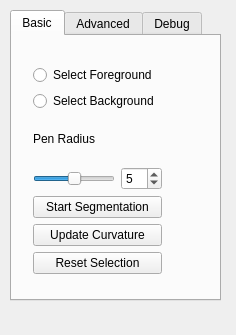
Before: the Qt Designer form src/meshlabplugins/editsegment/meshcutdialog.ui in cnr-isti-vclab/meshlab, drawn with Qt 5.
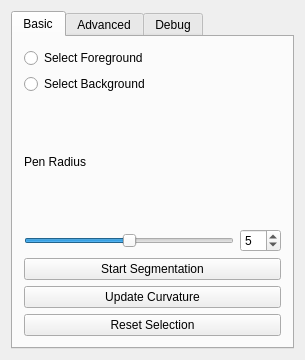
After: the same form once the commit is applied. Custom widgets are drawn as their Qt base class.

Commit message: Corrected dialog resizing issue.

What changed in the file:
```diff
--- a/src/meshlabplugins/editsegment/meshcutdialog.ui
+++ b/src/meshlabplugins/editsegment/meshcutdialog.ui
@@ -5,55 +5,26 @@
    <rect>
     <x>0</x>
     <y>0</y>
-    <width>236</width>
-    <height>335</height>
+    <width>305</width>
+    <height>360</height>
    </rect>
   </property>
   <property name="windowTitle" >
    <string>Mesh Segmentation</string>
   </property>
+  <layout class="QVBoxLayout" name="verticalLayout_2" >
+   <item>
   <widget class="QTabWidget" name="tabWidget" >
-   <property name="geometry" >
-    <rect>
-     <x>10</x>
-     <y>10</y>
-     <width>211</width>
-     <height>291</height>
-    </rect>
-   </property>
    <property name="currentIndex" >
     <number>0</number>
    </property>
    <widget class="QWidget" name="tab" >
-    <property name="geometry" >
-     <rect>
-      <x>0</x>
-      <y>0</y>
-      <width>207</width>
-      <height>263</height>
-     </rect>
-    </property>
     <attribute name="title" >
      <string>Basic</string>
     </attribute>
-    <widget class="QWidget" name="layoutWidget" >
-     <property name="geometry" >
-      <rect>
-       <x>10</x>
-       <y>18</y>
-       <width>151</width>
-       <height>231</height>
-      </rect>
-     </property>
-     <layout class="QVBoxLayout" >
+      <layout class="QVBoxLayout" name="verticalLayout" >
       <item>
        <layout class="QVBoxLayout" >
-        <property name="spacing" >
-         <number>6</number>
-        </property>
-        <property name="margin" >
-         <number>0</number>
-        </property>
         <item>
          <widget class="QRadioButton" name="foreRadioButton" >
           <property name="text" >
@@ -71,8 +42,6 @@
        </layout>
       </item>
       <item>
-       <layout class="QVBoxLayout" >
-        <item>
          <widget class="QLabel" name="penLabel" >
           <property name="text" >
            <string>Pen Radius</string>
@@ -112,8 +81,6 @@
           </item>
          </layout>
         </item>
-       </layout>
-      </item>
       <item>
        <widget class="QPushButton" name="meshSegmentButton" >
         <property name="text" >
@@ -137,28 +104,12 @@
       </item>
      </layout>
     </widget>
-   </widget>
    <widget class="QWidget" name="tab_2" >
-    <property name="geometry" >
-     <rect>
-      <x>0</x>
-      <y>0</y>
-      <width>207</width>
-      <height>263</height>
-     </rect>
-    </property>
     <attribute name="title" >
      <string>Advanced</string>
     </attribute>
-    <widget class="QWidget" name="layoutWidget" >
-     <property name="geometry" >
-      <rect>
-       <x>12</x>
-       <y>12</y>
-       <width>171</width>
-       <height>231</height>
-      </rect>
-     </property>
+      <layout class="QVBoxLayout" name="verticalLayout_3" >
+       <item>
      <layout class="QVBoxLayout" >
       <item>
        <widget class="QCheckBox" name="refineCheckBox" >
@@ -325,29 +276,15 @@
        </layout>
       </item>
      </layout>
-    </widget>
+       </item>
+      </layout>
    </widget>
    <widget class="QWidget" name="debugTab" >
-    <property name="geometry" >
-     <rect>
-      <x>0</x>
-      <y>0</y>
-      <width>207</width>
-      <height>263</height>
-     </rect>
-    </property>
     <attribute name="title" >
      <string>Debug</string>
     </attribute>
-    <widget class="QWidget" name="layoutWidget" >
-     <property name="geometry" >
-      <rect>
-       <x>10</x>
-       <y>20</y>
-       <width>141</width>
-       <height>64</height>
-      </rect>
-     </property>
+      <layout class="QVBoxLayout" name="verticalLayout_4" >
+       <item>
      <layout class="QVBoxLayout" >
       <item>
        <widget class="QPushButton" name="gaussianButton" >
@@ -364,9 +301,12 @@
        </widget>
       </item>
      </layout>
-    </widget>
-   </widget>
-  </widget>
+       </item>
+      </layout>
+     </widget>
+    </widget>
+   </item>
+  </layout>
  </widget>
  <layoutdefault spacing="6" margin="11" />
  <customwidgets>
```
Lines whose indentation alone changed are shown as unchanged.
